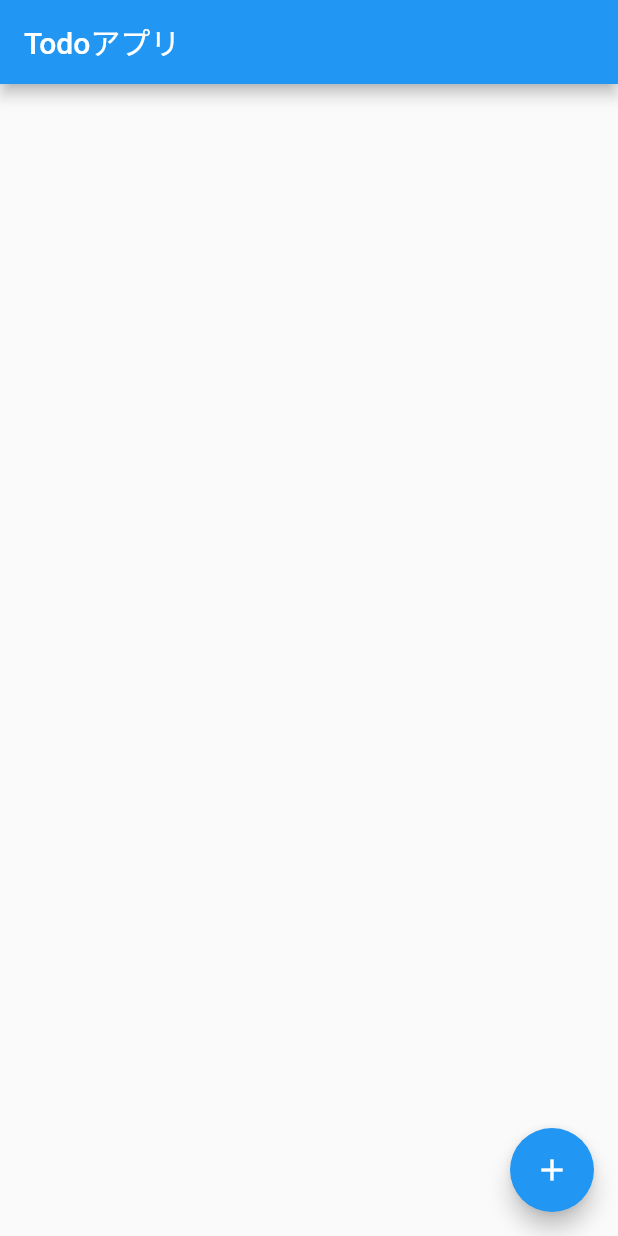
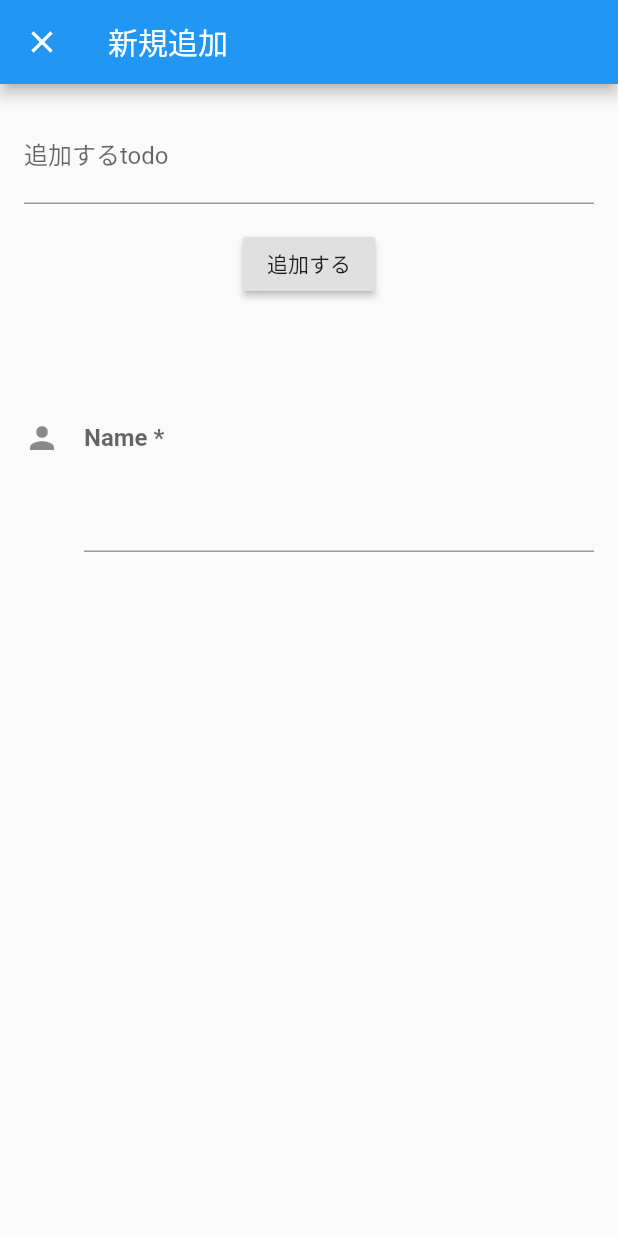
Before and after one commit to RightonSK/todo-app-test, a Flutter app: the screen it shows after launch, after a tap on the "add" icon, on a phone screen of 412 x 824 dp. Run offline on Flutter 3.47's test engine with Material 2 defaults, Android fonts, the phone set to English and light mode, and no system bars; our stand-ins replace cloud_firestore, firebase_core; accounts and stored records are empty.

```diff
--- /dev/null
+++ b/lib/add/add_page.dart
@@ -0,0 +1,62 @@
+import 'package:flutter/material.dart';
+import 'package:provider/provider.dart';
+import 'package:todo_app2/main_model.dart';
+
+class AddPage extends StatelessWidget {
+  final MainModel model;
+  AddPage(this.model);
+
+  @override
+  Widget build(BuildContext context) {
+    return ChangeNotifierProvider<MainModel>.value(
+      value: model,
+      child: Scaffold(
+        appBar: AppBar(
+          title: Text('新規追加'),
+        ),
+        body: Consumer<MainModel>(builder: (context, model, child) {
+          return Padding(
+            padding: const EdgeInsets.all(16.0),
+            child: Column(
+              children: [
+                TextField(
+                  decoration: InputDecoration(
+                    labelText: "追加するtodo",
+                    hintText: 'ゴミを出す',
+                  ),
+                  onChanged: (text) {
+                    model.newTodoText = text;
+                  },
+                ),
+                SizedBox(
+                  height: 16,
+                ),
+                RaisedButton(
+                    child: Text('追加する'),
+                    onPressed: () async {
+                      //todo: firestoreに値を追加する
+                      await model.add();
+                      Navigator.pop(context);
+                    }),
+                SizedBox(
+                  height: 16,
+                ),
+                TextField(
+                  decoration: const InputDecoration(
+                    icon: Icon(Icons.person),
+                    hintText: 'What do people call you?',
+                    hintStyle:
+                        TextStyle(height: 7, fontWeight: FontWeight.bold),
+                    labelText: 'Name *',
+                    labelStyle:
+                        TextStyle(height: 5, fontWeight: FontWeight.bold),
+                  ),
+                ),
+              ],
+            ),
+          );
+        }),
+      ),
+    );
+  }
+}
--- a/lib/main.dart
+++ b/lib/main.dart
@@ -1,6 +1,7 @@
 import 'package:firebase_core/firebase_core.dart';
 import 'package:flutter/material.dart';
 import 'package:provider/provider.dart';
+import 'package:todo_app2/add/add_page.dart';
 import 'package:todo_app2/main_model.dart';
 
 void main() async {
@@ -14,63 +15,71 @@ class MyApp extends StatelessWidget {
   Widget build(BuildContext context) {
     return MaterialApp(
       title: 'Todoアプリ',
-      home: ChangeNotifierProvider<MainModel>(
+      home: MainPage(),
+    );
+  }
+}
+
+class MainPage extends StatelessWidget {
+  @override
+  Widget build(BuildContext context) {
+    return ChangeNotifierProvider<MainModel>(
       create: (_) => MainModel()..getTodoListRealtime(),
       child: Scaffold(
         appBar: AppBar(
           title: Text('Todoアプリ'),
+          actions: [
+            Consumer<MainModel>(builder: (context, model, child) {
+              final isActive = model.checkShouldActiveComleteButton();
+              return FlatButton(
+                onPressed: isActive
+                    ? () async {
+                        await model.deleteCheckedItems();
+                      }
+                    : null,
+                child: Text(
+                  '完了',
+                  style: TextStyle(
+                    color: isActive ? Colors.white : Colors.grey,
+                    //color: isActive ? Colors.white : Colors.white.withOpacity(0.5),
+                  ),
+                ),
+              );
+            }),
+          ],
         ),
         body: Consumer<MainModel>(builder: (context, model, child) {
           final todoList = model.todoList;
           return ListView(
             children: todoList
-                  .map((todo) => ListTile(
+                .map(
+                  (todo) => CheckboxListTile(
                     title: Text(todo.title),
-                      ))
+                    value: todo.isDone,
+                    onChanged: (bool value) {
+                      todo.isDone = !todo.isDone;
+                      model.reload();
+                    },
+                  ),
+                )
                 .toList(),
           );
         }),
-          floatingActionButton: FloatingActionButton(
-            onPressed: () {},
-            tooltip: 'Increment',
+        floatingActionButton:
+            Consumer<MainModel>(builder: (context, model, child) {
+          return FloatingActionButton(
+            onPressed: () async {
+              await Navigator.push(
+                context,
+                MaterialPageRoute(
+                    builder: (context) => AddPage(model),
+                    fullscreenDialog: true),
+              );
+            },
             child: Icon(Icons.add),
-          ), // This trailing comma makes auto-formatting nicer for build methods.
-        ),
+          );
+        }), // This trailing comma makes auto-formatting nicer for build methods.
       ),
     );
   }
 }
-
-/*
-class MyApp extends StatelessWidget {
-  @override
-  Widget build(BuildContext context) {
-    return MaterialApp(
-      title: 'Todoアプリ',
-      home: ChangeNotifierProvider<MainModel>(
-        create: (_) => MainModel()..getTodoList(),
-        child: Scaffold(
-          appBar: AppBar(
-            title: Text('Todoアプリ'),
-          ),
-          body: Consumer<MainModel>(builder: (context, model, child) {
-            final todoList = model.todoList;
-            return ListView(
-              children: todoList
-                  .map((todo) => ListTile(
-                        title: Text(todo.title),
-                      ))
-                  .toList(),
-            );
-          }),
-          floatingActionButton: FloatingActionButton(
-            onPressed: () {},
-            tooltip: 'Increment',
-            child: Icon(Icons.add),
-          ), // This trailing comma makes auto-formatting nicer for build methods.
-        ),
-      ),
-    );
-  }
-}
- */
--- a/lib/todo.dart
+++ b/lib/todo.dart
@@ -2,6 +2,7 @@ import 'package:cloud_firestore/cloud_firestore.dart';
 
 class Todo {
   Todo(DocumentSnapshot doc) {
+    this.documentReference = doc.reference;
     this.title = doc.data()['title'];
     //this.title = doc['title'];
     final Timestamp timestamp = doc.data()['createdAt'];
@@ -10,4 +11,6 @@ class Todo {
 
   String title;
   DateTime createdAt;
+  bool isDone = false;
+  DocumentReference documentReference;
 }
```
Also changed, not shown: lib/main_model.dart (+32 -0 lines). Lines whose indentation alone changed are shown as unchanged.
